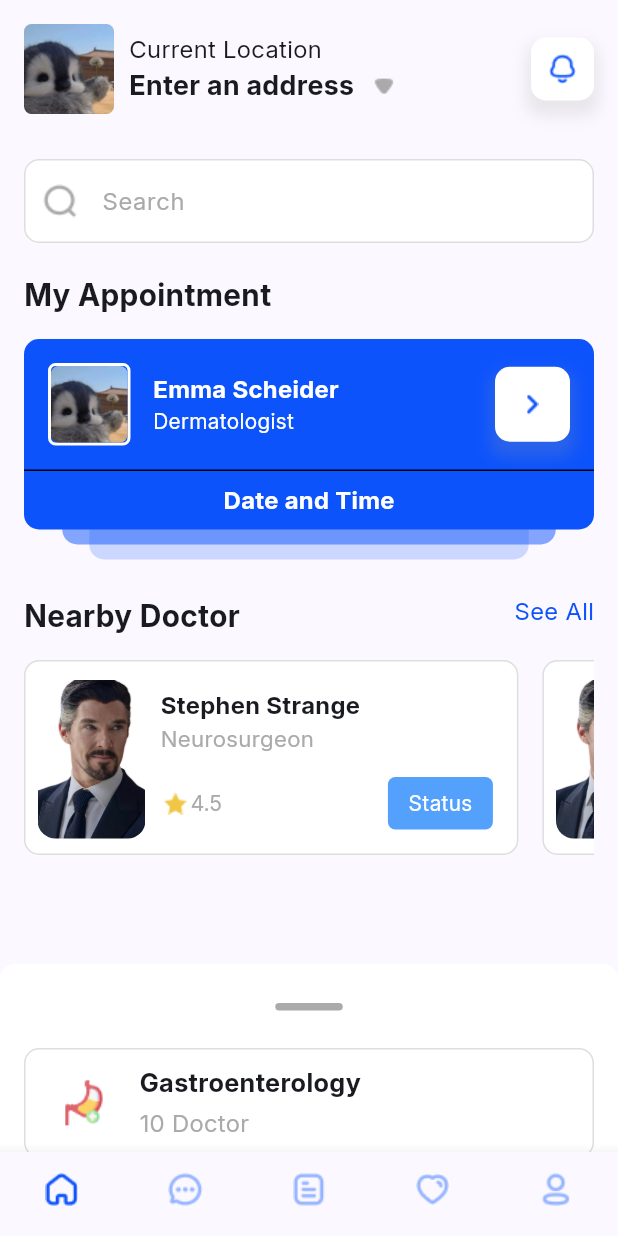
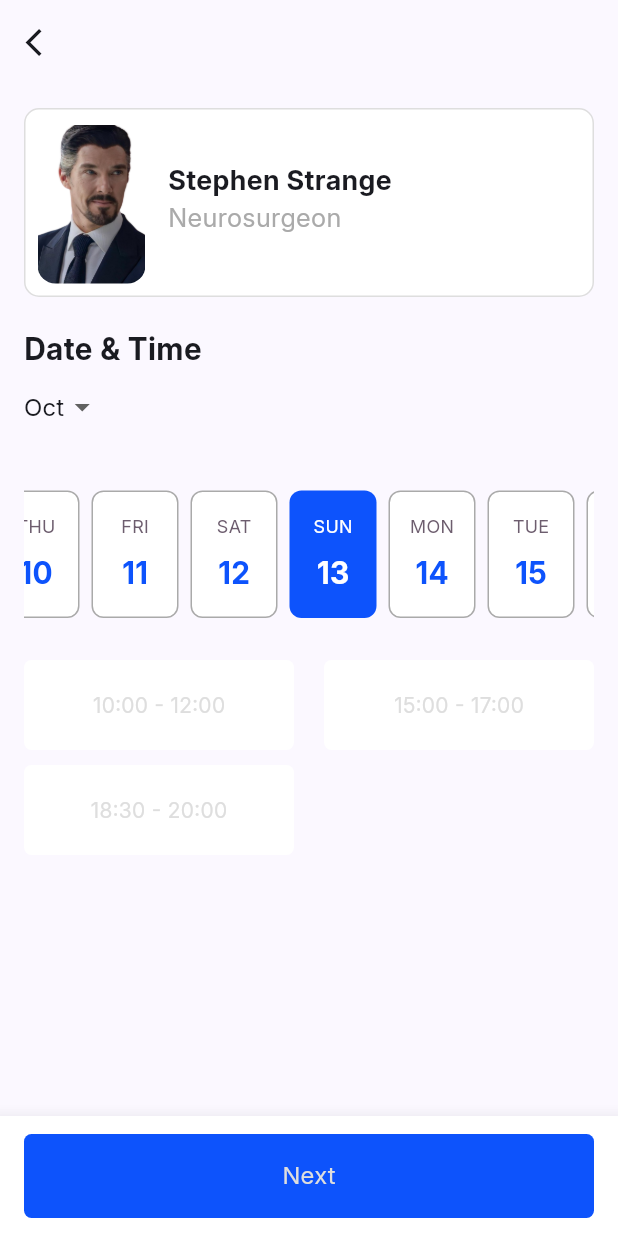
Before and after one commit to dieulink/flutter_doctorNearby, a Flutter app: the screen it shows after launch, on a phone screen of 412 x 824 dp. Run offline on Flutter 3.47's test engine with Material 3 defaults, Android fonts, the phone set to English and light mode, and no system bars; drawn by our look-alikes of easy_date_timeline; our stand-ins replace firebase_core, readmore; accounts and stored records are empty.

Commit message:
done UI choose appointment date and time

```diff
--- a/lib/components/doctor_card_item.dart
+++ b/lib/components/doctor_card_item.dart
@@ -6,6 +6,7 @@ class DoctorCardItem extends StatelessWidget {
   final String avatarUrl;
   final String nameDoctor;
   final String speciality;
+  final bool isJustInfo;
   final VoidCallback? onTap;
   const DoctorCardItem({
     super.key,
@@ -13,6 +14,7 @@ class DoctorCardItem extends StatelessWidget {
     required this.avatarUrl,
     required this.nameDoctor,
     required this.speciality,
+    this.isJustInfo = false,
   });
 
   @override
@@ -21,7 +23,7 @@ class DoctorCardItem extends StatelessWidget {
     return GestureDetector(
       onTap: onTap,
       child: Container(
-        width: width * 0.8,
+        width: isJustInfo ? width : width * 0.8,
         padding: const EdgeInsets.fromLTRB(
           defaultMargin,
           defaultMargin,
@@ -41,7 +43,9 @@ class DoctorCardItem extends StatelessWidget {
               width: 72,
               height: 108,
               padding: const EdgeInsets.only(top: 2),
-              decoration: BoxDecoration(borderRadius: BorderRadius.circular(12)),
+              decoration: BoxDecoration(
+                borderRadius: BorderRadius.circular(12),
+              ),
               child: ClipRRect(
                 borderRadius: BorderRadius.circular(12),
                 child: Image.asset(
@@ -50,24 +54,32 @@ class DoctorCardItem extends StatelessWidget {
                 ),
               ),
             ),
-            const SizedBox(width: 10),
+            SizedBox(width: !isJustInfo ? 10 : 15),
             Expanded(
               child: Padding(
                 padding: const EdgeInsets.only(top: 10.0),
                 child: Column(
                   crossAxisAlignment: CrossAxisAlignment.start,
+                  mainAxisAlignment: MainAxisAlignment.center,
                   children: [
                     Text(
                       nameDoctor,
-                      style: const TextStyle(
-                          fontWeight: FontWeight.bold, fontSize: 16),
+                      style: TextStyle(
+                        fontWeight: FontWeight.bold,
+                        fontSize: !isJustInfo ? 16 : 18,
+                      ),
                     ),
                     Text(
                       speciality,
-                      style: const TextStyle(fontSize: 15, color: greyContent),
+                      style: TextStyle(
+                        fontSize: !isJustInfo ? 15 : 17,
+                        color: greyContent,
+                      ),
                     ),
                     const SizedBox(height: 15),
-                    Row(
+                    Visibility(
+                      visible: !isJustInfo,
+                      child: Row(
                         mainAxisAlignment: MainAxisAlignment.spaceBetween,
                         children: [
                           Row(
@@ -90,6 +102,7 @@ class DoctorCardItem extends StatelessWidget {
                           ),
                         ],
                       ),
+                    ),
                   ],
                 ),
               ),
--- a/lib/components/my_button.dart
+++ b/lib/components/my_button.dart
@@ -9,14 +9,17 @@ class MyButton extends StatelessWidget {
   final Color backgroundColor;
   final double fontSize;
   final VoidCallback? onTap;
-  const MyButton({
+  bool isChosen;
+  MyButton({
     super.key,
     this.width = 150,
     this.height = 50,
     required this.label,
     this.textColor = Colors.white,
     this.backgroundColor = lightBlue,
-    this.onTap, this.fontSize = 14,
+    this.onTap,
+    this.fontSize = 14,
+    this.isChosen = false,
   });
 
   @override
@@ -28,13 +31,13 @@ class MyButton extends StatelessWidget {
         height: height,
         decoration: BoxDecoration(
           borderRadius: BorderRadius.circular(5.0),
-          color: backgroundColor,
+          color: !isChosen ? backgroundColor : primaryColor,
         ),
         child: Center(
           child: Text(
             label,
             style: TextStyle(
-              color: textColor,
+              color: isChosen ? textColor : greyColor,
               fontSize: fontSize,
             ),
           ),
--- a/lib/main.dart
+++ b/lib/main.dart
@@ -3,6 +3,8 @@ import 'package:firebase_core/firebase_core.dart';
 import 'package:flutter_doctor_nearby/components/bottom_menu.dart';
 import 'package:flutter_doctor_nearby/firebase_options.dart';
 import 'package:flutter_doctor_nearby/screens/doctor_detailed_page.dart';
+import 'package:flutter_doctor_nearby/screens/home_page.dart';
+import 'package:flutter_doctor_nearby/screens/make_an_appointment/date_time_page.dart';
 import 'package:flutter_doctor_nearby/ui_values.dart';
 
 void main() async {
@@ -23,7 +25,7 @@ class MainApp extends StatelessWidget {
         fontFamily: 'Inter',
         useMaterial3: true,
       ),
-      home: const MyBottomMenu(),
+      home: const DateTimePage(),
     );
   }
 }
--- /dev/null
+++ b/lib/screens/make_an_appointment/date_time_page.dart
@@ -0,0 +1,140 @@
+import 'package:easy_date_timeline/easy_date_timeline.dart';
+import 'package:flutter/material.dart';
+import 'package:flutter_doctor_nearby/components/doctor_card_item.dart';
+import 'package:flutter_doctor_nearby/components/my_button.dart';
+import 'package:flutter_doctor_nearby/screens/make_an_appointment/appointment_summary.dart';
+import 'package:flutter_doctor_nearby/ui_values.dart';
+
+class DateTimePage extends StatefulWidget {
+  const DateTimePage({super.key});
+
+  @override
+  State<DateTimePage> createState() => _DateTimePageState();
+}
+
+class _DateTimePageState extends State<DateTimePage> {
+  int chosenMonth = 0;
+  int selectedButtonIndex = 3;
+  @override
+  Widget build(BuildContext context) {
+    return Scaffold(
+      appBar: AppBar(
+        leading: IconButton(
+          onPressed: () => Navigator.pop(context),
+          icon: const Icon(
+            Icons.arrow_back_ios,
+            size: 22,
+          ),
+        ),
+      ),
+      body: Padding(
+        padding: defaulPagePadding,
+        child: Column(
+          crossAxisAlignment: CrossAxisAlignment.start,
+          children: [
+            const DoctorCardItem(
+              avatarUrl: doctorStrangeRemoveBg,
+              nameDoctor: 'Stephen Strange',
+              speciality: 'Neurosurgeon',
+              isJustInfo: true,
+            ),
+            const SizedBox(height: 20),
+            const Text('Date & Time', style: titleStyle),
+            EasyDateTimeLine(
+              initialDate: getDateTimeList(activeDateTimeList)[0],
+              headerProps: const EasyHeaderProps(
+                  showHeader: true, showSelectedDate: false),
+              disabledDates: getFilteredDates(DateTime(DateTime.now().year),
+                  DateTime(DateTime.now().year + 1)),
+              timeLineProps: const EasyTimeLineProps(hPadding: 0.0),
+              dayProps: EasyDayProps(
+                height: 85,
+                width: 58,
+                borderColor: greyContent,
+                dayStructure: DayStructure.dayStrDayNum,
+                activeDayStyle: DayStyle(
+                  dayNumStyle: const TextStyle(
+                    color: Colors.white,
+                    fontWeight: FontWeight.bold,
+                    fontSize: 20,
+                  ),
+                  decoration: BoxDecoration(
+                    color: primaryColor,
+                    borderRadius: BorderRadius.circular(8.0),
+                  ),
+                ),
+                inactiveDayStyle: DayStyle(
+                  dayNumStyle: const TextStyle(
+                    color: primaryColor,
+                    fontWeight: FontWeight.bold,
+                    fontSize: 20,
+                  ),
+                  decoration: BoxDecoration(
+                    color: Colors.white,
+                    borderRadius: BorderRadius.circular(8.0),
+                    border: Border.all(color: greyContent),
+                  ),
+                ),
+                disabledDayStyle: DayStyle(
+                  decoration: BoxDecoration(
+                    color: disableColor,
+                    borderRadius: BorderRadius.circular(8.0),
+                  ),
+                ),
+                todayStyle: DayStyle(
+                  dayNumStyle: const TextStyle(
+                    color: primaryColor,
+                    fontWeight: FontWeight.bold,
+                    fontSize: 20,
+                  ),
+                  decoration: BoxDecoration(
+                    color: Colors.white,
+                    borderRadius: BorderRadius.circular(8.0),
+                    border: Border.all(color: greyContent),
+                  ),
+                ),
+              ),
+            ),
+            const SizedBox(height: 20),
+            Expanded(
+              child: GridView.count(
+                crossAxisCount: 2,
+                crossAxisSpacing: 20.0,
+                mainAxisSpacing: 10.0,
+                childAspectRatio: 3,
+                children: activeHours.map((e) {
+                  int index = activeHours.indexOf(e);
+                  return MyButton(
+                    label: activeHours[index],
+                    backgroundColor: Colors.white,
+                    onTap: () {
+                      setState(() {
+                        selectedButtonIndex = index;
+                      });
+                    },
+                    isChosen: selectedButtonIndex == index,
+                  );
+                }).toList(),
+              ),
+            ),
+          ],
+        ),
+      ),
+      bottomNavigationBar: BottomAppBar(
+        elevation: 10,
+        color: Colors.white,
+        shadowColor: Colors.grey,
+        child: MyButton(
+          onTap: () => Navigator.of(context).push(
+            MaterialPageRoute(
+              builder: (context) => const AppointmentSummary(),
+            ),
+          ),
+          label: 'Next',
+          backgroundColor: primaryColor,
+          fontSize: 16,
+        ),
+      ),
+    );
+  }
+}
--- a/lib/ui_values.dart
+++ b/lib/ui_values.dart
@@ -96,33 +96,67 @@ List<Disease> diseases = [
   ),
 ];
 
+List<String> months = [
+  'Jan',
+  'Feb',
+  'Mar',
+  'Apr',
+  'May',
+  'Jun',
+  'Jul',
+  'Aug',
+  'Sep',
+  'Oct',
+  'Nov',
+  'Dec'
+];
+
 List<DateTime> activeDateTimeList = [
   DateTime(2024, 10, 10),
+  DateTime(2024, 10, 13),
   DateTime(2024, 10, 15),
-  DateTime(2024, 10, 9),
-  DateTime(2024, 10, 13),
+  DateTime(2024, 10, 20),
 ];
 
-List<DateTime> getFilteredDates() {
-    // Ngày bắt đầu và kết thúc
-    DateTime startDate = DateTime(2024, 10, 1); // 1 tháng 10, 2023
-    DateTime endDate = DateTime(2024, 10, 31); // 15 tháng 10, 2023
+List<String> activeHours = [
+  '10:00 - 12:00',
+  '15:00 - 17:00',
+  '18:30 - 20:00'
+];
+
+// some logic functions
+List<DateTime> getFilteredDates(startDate, endDate) {
+  // DateTime startDate = DateTime(2024, 10, 1);
+  // DateTime endDate = DateTime(2024, 10, 31);
 
   List<DateTime> dateList = [];
 
-    // Duyệt qua từng ngày từ startDate đến endDate
   for (DateTime date = startDate;
       date.isBefore(endDate) || date.isAtSameMomentAs(endDate);
-        date = date.add(Duration(days: 1))) {
-      // Kiểm tra nếu ngày đó không có trong danh sách loại trừ
+      date = date.add(const Duration(days: 1))) {
+    // Check and exclude free day
     if (!activeDateTimeList.any((excluded) =>
         excluded.year == date.year &&
         excluded.month == date.month &&
         excluded.day == date.day)) {
-        dateList.add(date); // Thêm ngày đó vào danh sách
+      dateList.add(date);
     }
   }
   return dateList;
 }
 
-List<DateTime> unactiveDateTimeList = getFilteredDates();
+List<DateTime> getDateTimeList(List<DateTime> activeList) {
+  for (int i = 0; i < activeList.length; i++) {
+    if (DateTime.now().year > activeList[i].year ||
+        DateTime.now().month > activeList[i].month ||
+        DateTime.now().day > activeList[i].day) {
+          activeList.removeAt(i);
+        }
+  }
+  return activeList;
+}
+
+List<DateTime> unactiveDateTimeList = getFilteredDates(
+  DateTime(2024, 10, 1),
+  DateTime(2024, 10, 31),
+);
```
Also changed, not shown: lib/components/month_button.dart (added, +89 -0 lines), lib/screens/doctor_detailed_page.dart (+6 -1 lines), lib/screens/make_an_appointment/appointment_summary.dart (added, +12 -0 lines). Lines whose indentation alone changed are shown as unchanged.
